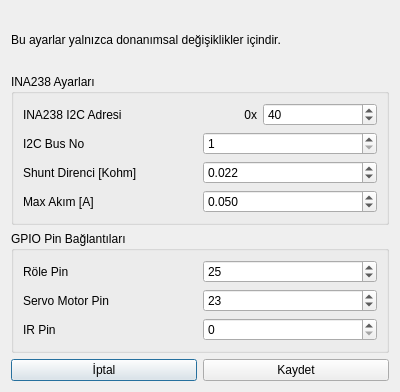
Above: res/ui/hardwaresettings.ui from cihansenyuz/test_remotes_for_TV before the change. Below: the same form after it.
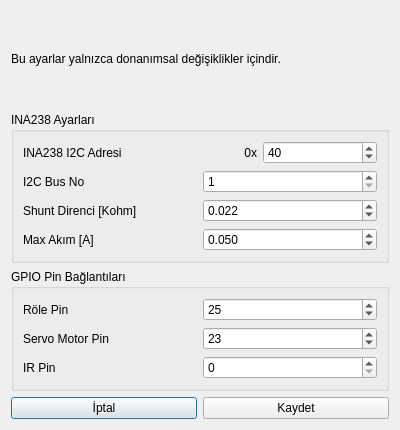
That is the form after the change.

Commit message: add hardware settings dialog

```diff
--- a/res/ui/hardwaresettings.ui
+++ b/res/ui/hardwaresettings.ui
@@ -10,7 +10,7 @@
     <x>0</x>
     <y>0</y>
     <width>400</width>
-    <height>392</height>
+    <height>430</height>
    </rect>
   </property>
   <property name="windowTitle">
```
Left out of the diff: 4 changed lines with no effect on the pictures. The commit also changes 4 other files.
